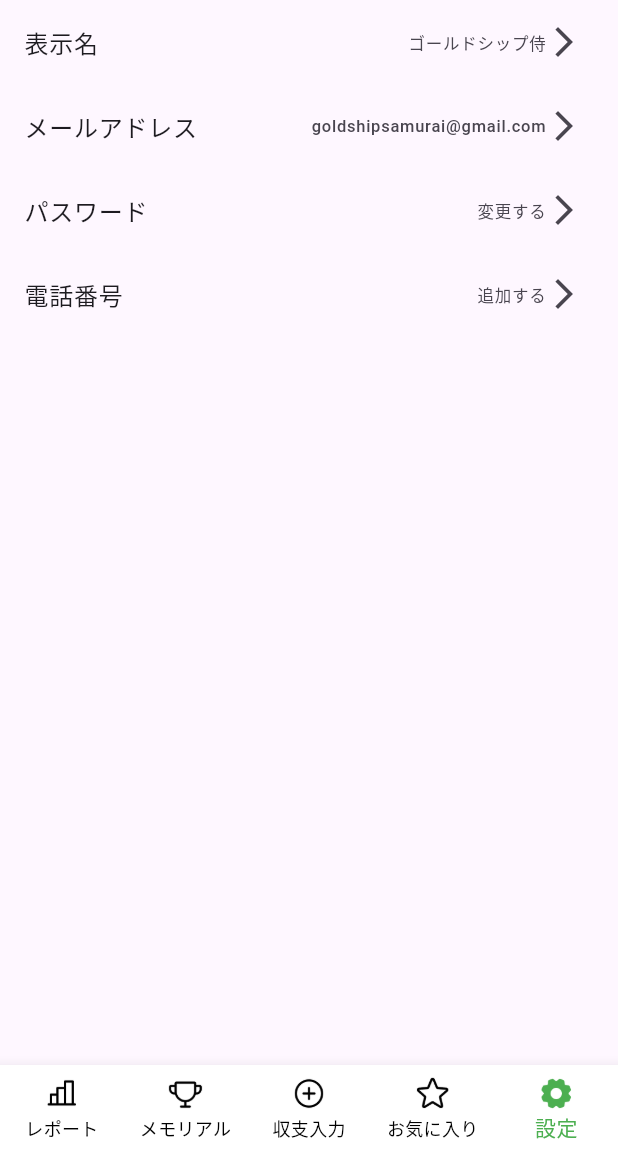
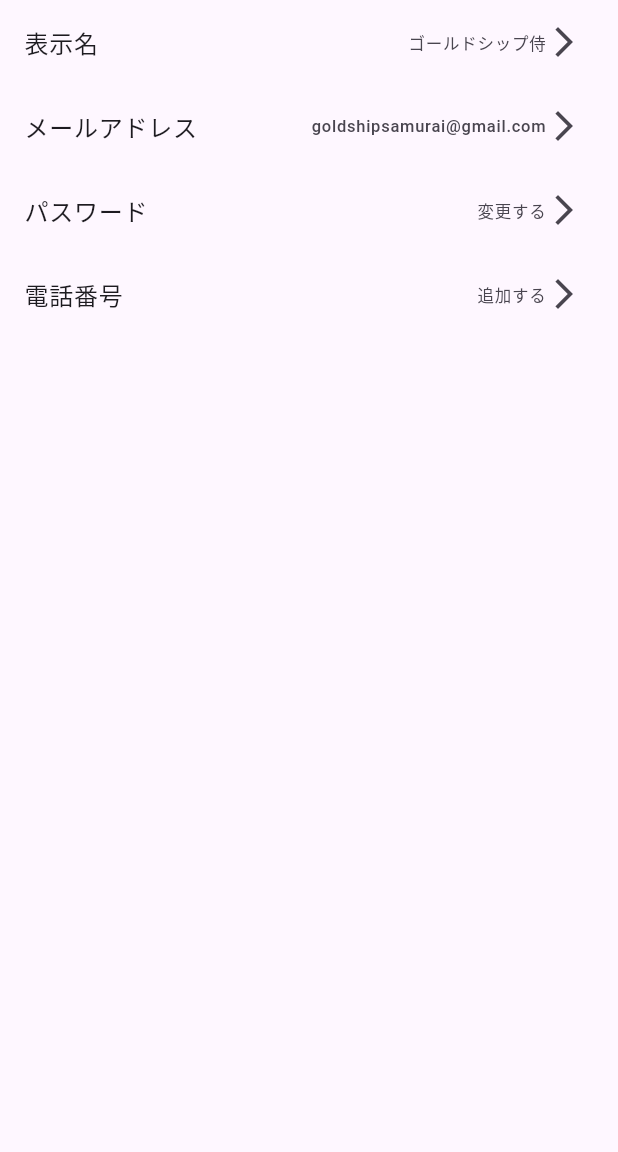
Before and after one commit to scien-inc/horse_racing_app, a Flutter app: the AccountSettingsPage screen opened directly, on a phone screen of 412 x 824 dp, the part 84-1236 px from its top. Run offline on Flutter 3.47's test engine with Material 3 defaults, Android fonts, the phone set to English and light mode, and no system bars; our stand-ins replace fl_chart, flutter_hooks, image_picker, table_calendar.

Commit message:
bottomNavigationBar完成

```diff
--- a/lib/main.dart
+++ b/lib/main.dart
@@ -4,7 +4,7 @@ import 'package:horse_racing_app/screens/favorite.dart';
 import 'package:horse_racing_app/screens/input.dart';
 import 'package:horse_racing_app/screens/memorial.dart';
 import 'package:horse_racing_app/screens/settings.dart';
-import 'package:horse_racing_app/widget/shared_bottom_nav_bar.dart';
+
 import 'package:horse_racing_app/base.dart';
 
 void main() {
--- a/lib/screens/favorite.dart
+++ b/lib/screens/favorite.dart
@@ -1,5 +1,4 @@
 import 'package:flutter/material.dart';
-import 'package:horse_racing_app/widget/shared_bottom_nav_bar.dart';
 import 'package:horse_racing_app/main.dart';
 
 class FavoritePage extends StatelessWidget{
--- a/lib/screens/input.dart
+++ b/lib/screens/input.dart
@@ -1,7 +1,7 @@
 import 'package:flutter/material.dart';
 import 'package:table_calendar/table_calendar.dart';
 import 'package:horse_racing_app/widget/input_screen.dart';
-import 'package:horse_racing_app/widget/shared_bottom_nav_bar.dart';
+
 
 class InputPage extends StatelessWidget{
   const InputPage({super.key});
--- a/lib/screens/memorial.dart
+++ b/lib/screens/memorial.dart
@@ -1,6 +1,5 @@
 import 'package:flutter/material.dart';
 import 'package:horse_racing_app/widget/showroom.dart';
-import 'package:horse_racing_app/widget/shared_bottom_nav_bar.dart';
 
 class MemorialPage extends StatelessWidget{
   const MemorialPage({super.key});
--- a/lib/screens/report.dart
+++ b/lib/screens/report.dart
@@ -1,6 +1,5 @@
 import 'package:flutter/material.dart';
 import 'package:fl_chart/fl_chart.dart';
-import 'package:horse_racing_app/widget/shared_bottom_nav_bar.dart';
 
 class ReportPage extends StatelessWidget{
   const ReportPage({super.key});
--- a/lib/screens/settings.dart
+++ b/lib/screens/settings.dart
@@ -5,7 +5,6 @@ import 'package:horse_racing_app/screens/settings/faq.dart';
 import 'package:horse_racing_app/screens/settings/notifications.dart';
 import 'package:horse_racing_app/screens/settings/terms.dart';
 import 'package:horse_racing_app/screens/settings/user.dart';
-import 'package:horse_racing_app/widget/shared_bottom_nav_bar.dart';
 
 class SettingsPage extends StatelessWidget{
   const SettingsPage({super.key});
--- a/lib/screens/settings/account.dart
+++ b/lib/screens/settings/account.dart
@@ -1,5 +1,4 @@
 import 'package:flutter/material.dart';
-import 'package:horse_racing_app/widget/shared_bottom_nav_bar.dart';
 
 class AccountSettingsPage extends StatefulWidget {
   @override
@@ -31,10 +30,7 @@ class _AccountSettingsPageState extends State<AccountSettingsPage> {
           SettingItem(title: '電話番号', defaultValue: '追加する'),
         ],
       ),
-      bottomNavigationBar: SharedBottomNavBar(
-        currentIndex: _currentIndex,
-        onTap: _onItemTapped,
-      ),
+
     );
   }
 }
--- a/lib/screens/settings/contact.dart
+++ b/lib/screens/settings/contact.dart
@@ -1,5 +1,4 @@
 import 'package:flutter/material.dart';
-import 'package:horse_racing_app/widget/shared_bottom_nav_bar.dart';
 
 class ContactPage extends StatefulWidget {
   @override
@@ -26,10 +25,7 @@ class _ContactPageState extends State<ContactPage> {
       body: Center(
         child: Text('アカウント設定ページ'),
       ),
-      bottomNavigationBar: SharedBottomNavBar(
-        currentIndex: _currentIndex,
-        onTap: _onItemTapped,// SharedBottomNavBarにページリストを渡す
-      ),
+
     );
   }
 }
--- a/lib/screens/settings/faq.dart
+++ b/lib/screens/settings/faq.dart
@@ -1,5 +1,5 @@
 import 'package:flutter/material.dart';
-import 'package:horse_racing_app/widget/shared_bottom_nav_bar.dart';
+
 
 class FAQPage extends StatefulWidget {
   @override
@@ -26,10 +26,7 @@ class _FAQPageState extends State<FAQPage> {
       body: Center(
         child: Text('アカウント設定ページ'),
       ),
-      bottomNavigationBar: SharedBottomNavBar(
-        currentIndex: _currentIndex,
-        onTap: _onItemTapped,// SharedBottomNavBarにページリストを渡す
-      ),
+
     );
   }
 }
--- a/lib/screens/settings/notifications.dart
+++ b/lib/screens/settings/notifications.dart
@@ -1,5 +1,5 @@
 import 'package:flutter/material.dart';
-import 'package:horse_racing_app/widget/shared_bottom_nav_bar.dart';
+
 
 class NotificationsSettingsPage extends StatefulWidget {
   @override
@@ -26,10 +26,7 @@ class _NotificationsSettingsPageState extends State<NotificationsSettingsPage> {
       body: Center(
         child: Text('アカウント設定ページ'),
       ),
-      bottomNavigationBar: SharedBottomNavBar(
-        currentIndex: _currentIndex,
-        onTap: _onItemTapped,// SharedBottomNavBarにページリストを渡す
-      ),
+
     );
   }
 }
--- a/lib/screens/settings/terms.dart
+++ b/lib/screens/settings/terms.dart
@@ -1,5 +1,4 @@
 import 'package:flutter/material.dart';
-import 'package:horse_racing_app/widget/shared_bottom_nav_bar.dart';
 
 class TermsPage extends StatefulWidget {
   @override
@@ -26,10 +25,7 @@ class _TermsPageState extends State<TermsPage> {
       body: Center(
         child: Text('アカウント設定ページ'),
       ),
-      bottomNavigationBar: SharedBottomNavBar(
-        currentIndex: _currentIndex,
-        onTap: _onItemTapped,// SharedBottomNavBarにページリストを渡す
-      ),
+
     );
   }
 }
--- a/lib/screens/settings/user.dart
+++ b/lib/screens/settings/user.dart
@@ -1,5 +1,4 @@
 import 'package:flutter/material.dart';
-import 'package:horse_racing_app/widget/shared_bottom_nav_bar.dart';
 
 class UserSettingsPage extends StatefulWidget {
   @override
@@ -26,10 +25,7 @@ class _UserSettingsPageState extends State<UserSettingsPage> {
       body: Center(
         child: Text('アカウント設定ページ'),
       ),
-      bottomNavigationBar: SharedBottomNavBar(
-        currentIndex: _currentIndex,
-        onTap: _onItemTapped,// SharedBottomNavBarにページリストを渡す
-      ),
+
     );
   }
 }
--- a/lib/widget/shared_bottom_nav_bar.dart
+++ /dev/null
@@ -1,61 +0,0 @@
-import 'package:flutter/material.dart';
-import 'package:horse_racing_app/screens/report.dart';
-import 'package:horse_racing_app/screens/favorite.dart';
-import 'package:horse_racing_app/screens/input.dart';
-import 'package:horse_racing_app/screens/memorial.dart';
-import 'package:horse_racing_app/screens/settings.dart';
-
-class SharedBottomNavBar extends StatelessWidget {
-  final int currentIndex;
-  final Function(int) onTap;
-
-  SharedBottomNavBar({required this.currentIndex, required this.onTap});
-
-  final _pages = [
-    ReportScreen(),
-    MemorialScreen(),
-    InputScreen(),
-    FavoriteScreen(),
-    SettingsScreen(),
-  ];
-  @override
-  Widget build(BuildContext context) {
-    return BottomNavigationBar(
-      items: [
-        BottomNavigationBarItem(
-          icon: ImageIcon(AssetImage('material/icons/report_${currentIndex == 0 ? 'true' : 'false'}.png'), size: 24.0),
-          label: 'レポート',
-        ),
-        BottomNavigationBarItem(
-          icon: ImageIcon(AssetImage('material/icons/memorial_${currentIndex == 1 ? 'true' : 'false'}.png'), size: 24.0),
-          label: 'メモリアル',
-        ),
-        BottomNavigationBarItem(
-          icon: ImageIcon(AssetImage('material/icons/input_${currentIndex == 2 ? 'true' : 'false'}.png'), size: 24.0),
-          label: '収支入力',
-        ),
-        BottomNavigationBarItem(
-          icon: ImageIcon(AssetImage('material/icons/favorite_${currentIndex == 3 ? 'true' : 'false'}.png'), size: 24.0),
-          label: 'お気に入り',
-        ),
-        BottomNavigationBarItem(
-          icon: ImageIcon(AssetImage('material/icons/settings_${currentIndex == 4 ? 'true' : 'false'}.png'), size: 24.0),
-          label: '設定',
-        ),
-        // ...他のアイテムも同様に定義
-      ],
-      currentIndex: currentIndex,
-      onTap: (index) {
-        onTap(index); // インデックスを更新するためのコールバックを呼び出す
-        Navigator.of(context).pushAndRemoveUntil(
-          MaterialPageRoute(builder: (context) => _pages[index]),
-          (Route<dynamic> route) => false,
-        ); // 新しいページに遷移
-      },
-      selectedItemColor: Colors.green,
-      unselectedItemColor: Colors.black,
-      backgroundColor: Colors.white,
-      type: BottomNavigationBarType.fixed,
-    );
-  }
-}
```
Also changed, not shown: lib/base.dart (+6 -1 lines), lib/enums/tab_item.dart (deleted, +0 -69 lines), lib/nav/tab_item.dart (+16 -17 lines), pubspec.lock.
